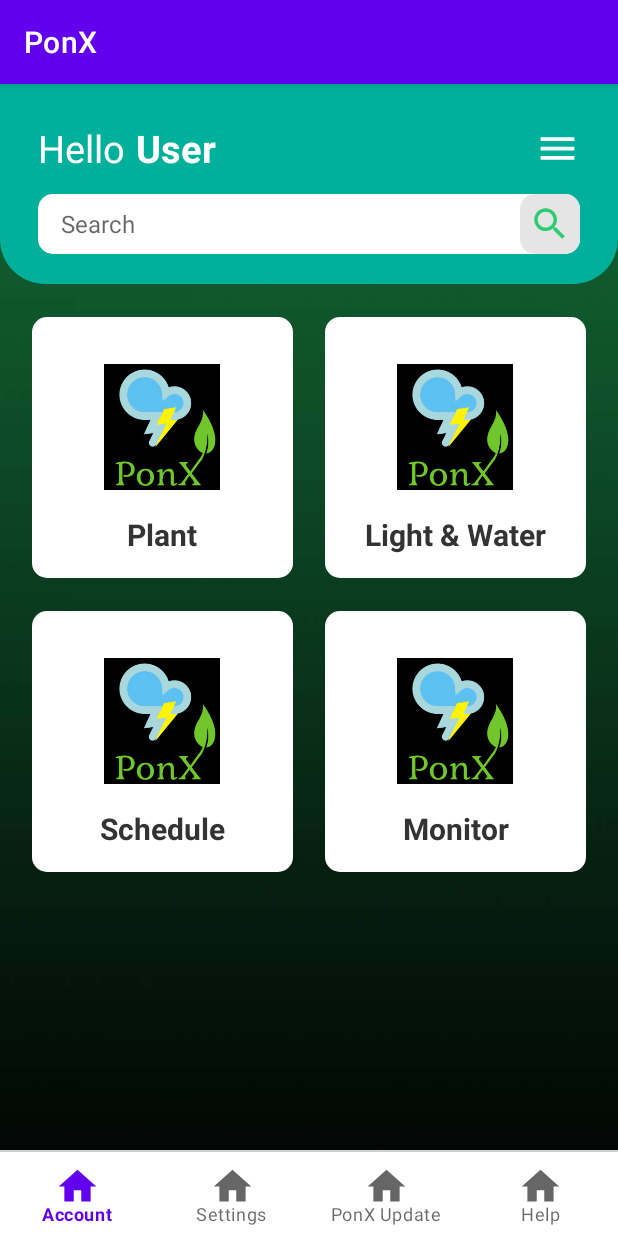
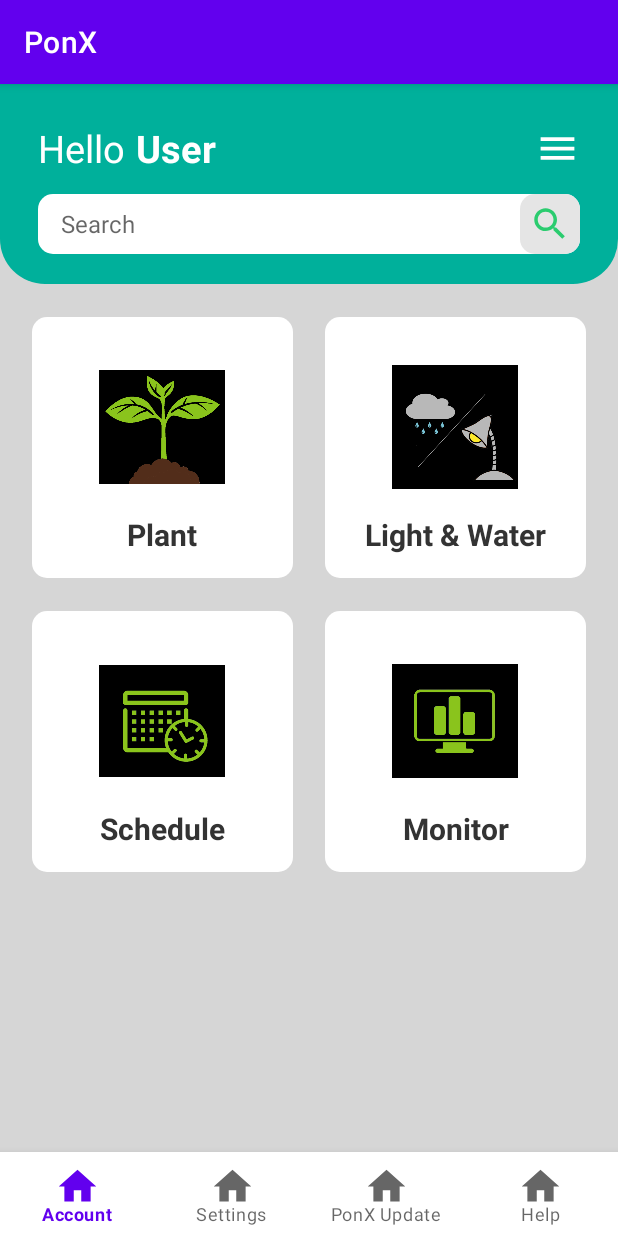
Before and after one commit to mnguyenn19/HydroponicsProject, an Android app: the screen it shows after launch (homescreen), on a phone screen of 412 x 824 dp. Run offline under Robolectric (Android 15) with nearby library versions, the phone set to English and light mode, and no system bars.

Commit message:
Updated home page logos

```diff
--- a/app/src/main/res/layout/activity_homescreen.xml
+++ b/app/src/main/res/layout/activity_homescreen.xml
@@ -4,7 +4,7 @@
     xmlns:tools="http://schemas.android.com/tools"
     android:layout_width="match_parent"
     android:layout_height="match_parent"
-    android:background="@drawable/bgimg"
+    android:background="@color/cDivider"
     tools:context=".homescreen">
 
     <androidx.constraintlayout.widget.ConstraintLayout
@@ -123,7 +123,7 @@
                     android:layout_margin="8dp"
                     android:contentDescription="@string/app_name"
                     android:padding="8dp"
-                    android:src="@drawable/ponxlogo" />
+                    android:src="@drawable/ponxplant" />
 
                 <TextView
                     android:layout_width="match_parent"
@@ -155,7 +155,7 @@
                     android:layout_margin="8dp"
                     android:contentDescription="@string/app_name"
                     android:padding="8dp"
-                    android:src="@drawable/ponxlogo" />
+                    android:src="@drawable/ponxlw" />
 
                 <TextView
                     android:layout_width="match_parent"
@@ -187,7 +187,7 @@
                     android:layout_margin="8dp"
                     android:contentDescription="@string/app_name"
                     android:padding="8dp"
-                    android:src="@drawable/ponxlogo" />
+                    android:src="@drawable/ponxsched" />
 
                 <TextView
                     android:layout_width="match_parent"
@@ -219,7 +219,7 @@
                     android:layout_margin="8dp"
                     android:contentDescription="@string/app_name"
                     android:padding="8dp"
-                    android:src="@drawable/ponxlogo" />
+                    android:src="@drawable/ponxmonitor" />
 
                 <TextView
                     android:layout_width="match_parent"
```
Also changed, not shown: app/src/main/res/drawable/ponxlw.png (added), app/src/main/res/drawable/ponxmonitor.png (added), app/src/main/res/drawable/ponxplant.png (added), app/src/main/res/drawable/ponxsched.png (added).
